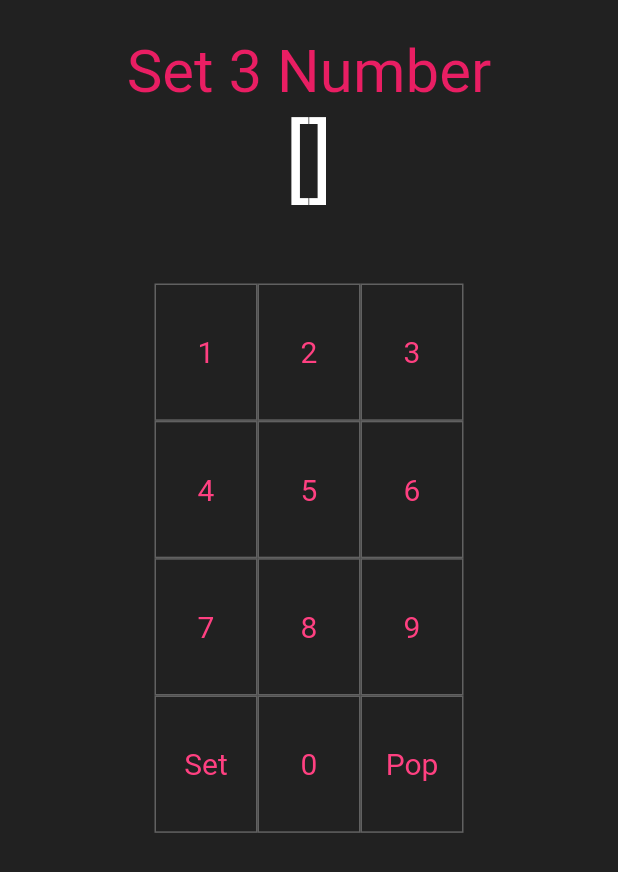
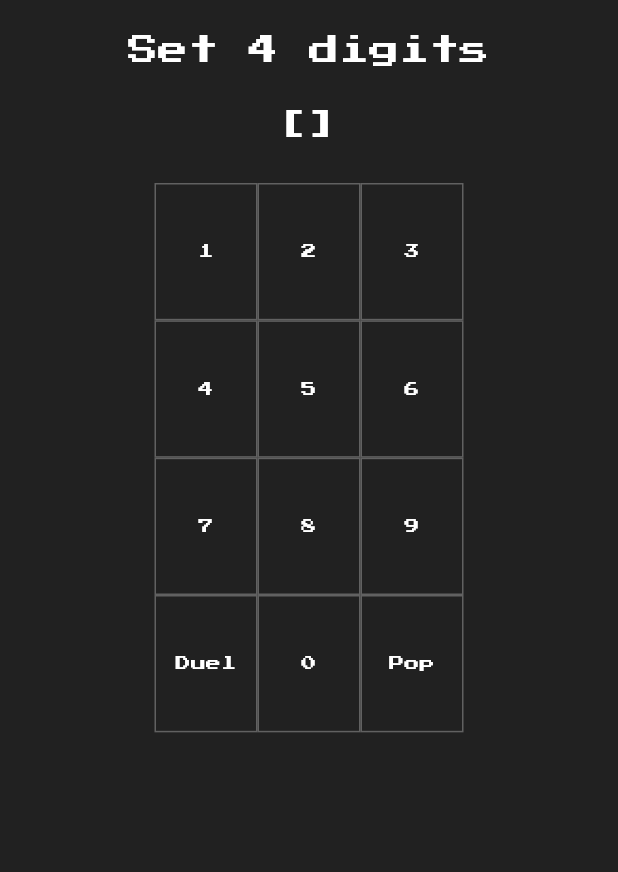
Before and after one commit to zyona3/Xumer0n, a Flutter app: the InputScreen screen opened directly, on a phone screen of 412 x 824 dp. Shown: the top 872 px of the screen. Run offline on Flutter 3.47's test engine with Material 2 defaults, Android fonts, the phone set to English and light mode, and no system bars; our stand-ins replace google_fonts; network calls fail.

Commit message:
change 3 to 4

```diff
--- a/lib/screens/input_page.dart
+++ b/lib/screens/input_page.dart
@@ -1,4 +1,6 @@
 import 'package:flutter/material.dart';
+import 'package:google_fonts/google_fonts.dart';
+
 import '../utils/util.dart';
 import 'home_page.dart';
 
@@ -8,6 +10,16 @@ class InputScreen extends StatefulWidget {
   @override
   _InputScreenState createState() => _InputScreenState();
 }
+
+final gridFont = GoogleFonts.pressStart2p(
+  textStyle:
+      const TextStyle(color: Colors.white, fontSize: 10, letterSpacing: 0.1),
+);
+
+final messageFont = GoogleFonts.pressStart2p(
+  textStyle:
+      const TextStyle(color: Colors.white, fontSize: 20, letterSpacing: 0.1),
+);
 
 class _InputScreenState extends State<InputScreen> {
   List<int> userAnswer = [];
@@ -21,7 +33,7 @@ class _InputScreenState extends State<InputScreen> {
     '7',
     '8',
     '9',
-    'Set',
+    'Duel',
     '0',
     'Pop'
   ];
@@ -38,19 +50,17 @@ class _InputScreenState extends State<InputScreen> {
                 padding: const EdgeInsets.all(8),
                 child: Column(
                   children: [
-                    const Text('Set 3 Number',
-                        style: TextStyle(color: Colors.pink, fontSize: 40)),
+                    Text('Set 4 digits', style: messageFont),
+                    const SizedBox(height: 30),
                     Container(
-                      child: Text(userAnswer.toString(),
-                          style: const TextStyle(
-                              color: Colors.white, fontSize: 60)),
+                      child: Text(userAnswer.toString(), style: messageFont),
                     ),
                   ],
                 ),
               ),
               Expanded(
                 child: Padding(
-                  padding: const EdgeInsets.all(40),
+                  padding: const EdgeInsets.all(20),
                   child: Container(
                     width: MediaQuery.of(context).size.width / 2,
                     child: GridView.builder(
@@ -72,10 +82,7 @@ class _InputScreenState extends State<InputScreen> {
                                 border: Border.all(color: Colors.grey[700]),
                               ),
                               child: Center(
-                                child: Text(inputList[index],
-                                    style: const TextStyle(
-                                        color: Colors.pinkAccent,
-                                        fontSize: 20)),
+                                child: Text(inputList[index], style: gridFont),
                               ),
                             ),
                           );
@@ -98,11 +105,12 @@ class _InputScreenState extends State<InputScreen> {
           setState(() {
             Navigator.push(
               context,
-              MaterialPageRoute<void>(builder: (context) => MyHomePage(userAnswer: userAnswer)),
+              MaterialPageRoute<void>(
+                  builder: (context) => MyHomePage(userAnswer: userAnswer)),
             );
           });
         } else {
-          _showMessage('Please choose 3 number');
+          _showMessage('4 digits');
         }
       } else if (index == 11) {
         if (userAnswer.isNotEmpty) {
--- a/lib/utils/algo/random.dart
+++ b/lib/utils/algo/random.dart
@@ -5,7 +5,7 @@ mixin random {
     final ll = List<int>.generate(10, (i) => i);
     final botprediction = <int>[];
     final _random = Random();
-    while (botprediction.length < 3) {
+    while (botprediction.length < 4) {
       final element = ll[_random.nextInt(ll.length)];
       if (!botprediction.contains(element)) {
         botprediction.add(element);
--- a/lib/utils/util.dart
+++ b/lib/utils/util.dart
@@ -13,7 +13,7 @@ mixin logic {
   }
 
   static bool isFillable(List<int> prediction) {
-    if (prediction.length < 3) {
+    if (prediction.length < 4) {
       return true;
     } else {
       return false;
```
Also changed, not shown: lib/main.dart (+10 -19 lines), lib/screens/home_page.dart (+22 -6 lines), lib/utils/algo/good.dart (+21 -0 lines), lib/utils/algo/test.dart (+53 -23 lines).
